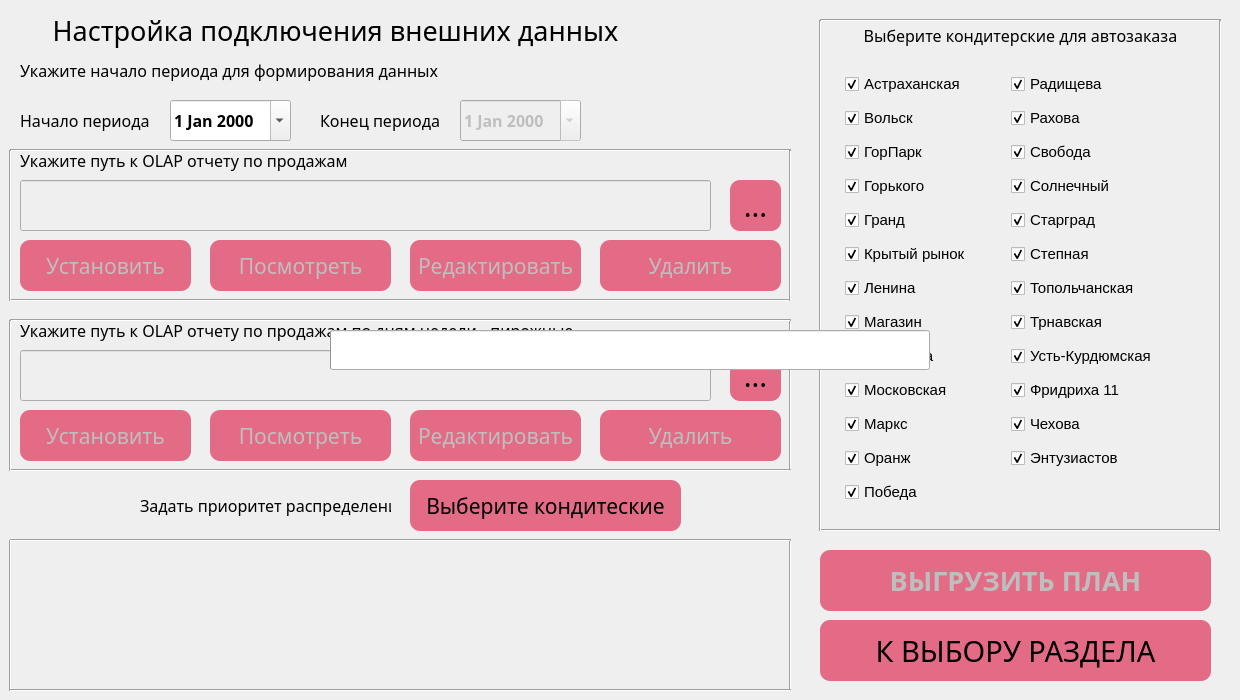
Above: ui/pie.ui from PavelZagumenkin/Malina_Orders_v1 before the change. Below: the same form after it.
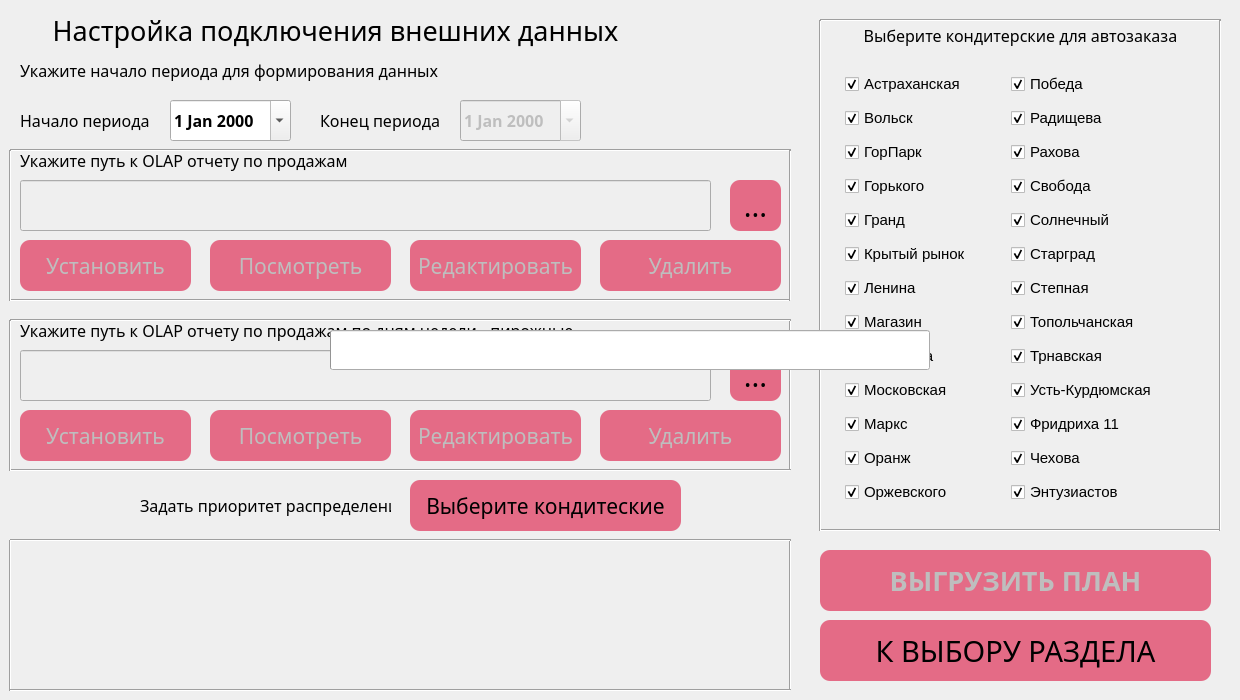
That is the form after the change. Icons and pictures are not drawn.

Commit message: Добавил Оржевского

Diff of the .ui file:
```diff
--- a/ui/pie.ui
+++ b/ui/pie.ui
@@ -838,111 +838,6 @@
      <property name="topMargin">
       <number>5</number>
      </property>
-     <item row="0" column="1">
-      <widget class="QCheckBox" name="cb_svoboda_2">
-       <property name="font">
-        <font>
-         <pointsize>11</pointsize>
-        </font>
-       </property>
-       <property name="text">
-        <string>Радищева</string>
-       </property>
-       <property name="checked">
-        <bool>true</bool>
-       </property>
-      </widget>
-     </item>
-     <item row="1" column="1">
-      <widget class="QCheckBox" name="cb_rahova">
-       <property name="font">
-        <font>
-         <pointsize>11</pointsize>
-        </font>
-       </property>
-       <property name="text">
-        <string>Рахова</string>
-       </property>
-       <property name="checked">
-        <bool>true</bool>
-       </property>
-      </widget>
-     </item>
-     <item row="2" column="1">
-      <widget class="QCheckBox" name="cb_svoboda">
-       <property name="font">
-        <font>
-         <pointsize>11</pointsize>
-        </font>
-       </property>
-       <property name="text">
-        <string>Свобода</string>
-       </property>
-       <property name="checked">
-        <bool>true</bool>
-       </property>
-      </widget>
-     </item>
-     <item row="3" column="1">
-      <widget class="QCheckBox" name="cb_solnechnii">
-       <property name="font">
-        <font>
-         <pointsize>11</pointsize>
-        </font>
-       </property>
-       <property name="text">
-        <string>Солнечный</string>
-       </property>
-       <property name="checked">
-        <bool>true</bool>
-       </property>
-      </widget>
-     </item>
-     <item row="4" column="1">
-      <widget class="QCheckBox" name="cb_stargrad">
-       <property name="font">
-        <font>
-         <pointsize>11</pointsize>
-        </font>
-       </property>
-       <property name="text">
-        <string>Старград</string>
-       </property>
-       <property name="checked">
-        <bool>true</bool>
-       </property>
-      </widget>
-     </item>
-     <item row="5" column="1">
-      <widget class="QCheckBox" name="cb_stepnaya">
-       <property name="font">
-        <font>
-         <pointsize>11</pointsize>
-        </font>
-       </property>
-       <property name="text">
-        <string>Степная</string>
-       </property>
-       <property name="checked">
-        <bool>true</bool>
-       </property>
-      </widget>
-     </item>
-     <item row="6" column="1">
-      <widget class="QCheckBox" name="cb_topol">
-       <property name="font">
-        <font>
-         <pointsize>11</pointsize>
-        </font>
-       </property>
-       <property name="text">
-        <string>Топольчанская</string>
-       </property>
-       <property name="checked">
-        <bool>true</bool>
-       </property>
-      </widget>
-     </item>
      <item row="7" column="0">
       <widget class="QCheckBox" name="cb_magazin">
        <property name="font">
@@ -958,36 +853,6 @@
        </property>
       </widget>
      </item>
-     <item row="7" column="1">
-      <widget class="QCheckBox" name="cb_trnavskaya">
-       <property name="font">
-        <font>
-         <pointsize>11</pointsize>
-        </font>
-       </property>
-       <property name="text">
-        <string>Трнавская</string>
-       </property>
-       <property name="checked">
-        <bool>true</bool>
-       </property>
-      </widget>
-     </item>
-     <item row="8" column="1">
-      <widget class="QCheckBox" name="cb_ust_kurdym">
-       <property name="font">
-        <font>
-         <pointsize>11</pointsize>
-        </font>
-       </property>
-       <property name="text">
-        <string>Усть-Курдюмская</string>
-       </property>
-       <property name="checked">
-        <bool>true</bool>
-       </property>
-      </widget>
-     </item>
      <item row="9" column="0">
       <widget class="QCheckBox" name="cb_moskovskaya">
        <property name="font">
@@ -1003,21 +868,6 @@
        </property>
       </widget>
      </item>
-     <item row="9" column="1">
-      <widget class="QCheckBox" name="cb_fridriha">
-       <property name="font">
-        <font>
-         <pointsize>11</pointsize>
-        </font>
-       </property>
-       <property name="text">
-        <string>Фридриха 11</string>
-       </property>
-       <property name="checked">
-        <bool>true</bool>
-       </property>
-      </widget>
-     </item>
      <item row="10" column="0">
       <widget class="QCheckBox" name="cb_marks">
        <property name="font">
@@ -1033,27 +883,6 @@
        </property>
       </widget>
      </item>
-     <item row="10" column="1">
-      <widget class="QCheckBox" name="cb_chehova">
-       <property name="enabled">
-        <bool>true</bool>
-       </property>
-       <property name="font">
-        <font>
-         <pointsize>11</pointsize>
-        </font>
-       </property>
-       <property name="text">
-        <string>Чехова</string>
-       </property>
-       <property name="checkable">
-        <bool>true</bool>
-       </property>
-       <property name="checked">
-        <bool>true</bool>
-       </property>
-      </widget>
-     </item>
      <item row="11" column="0">
       <widget class="QCheckBox" name="cb_orang">
        <property name="font">
@@ -1069,36 +898,6 @@
        </property>
       </widget>
      </item>
-     <item row="11" column="1">
-      <widget class="QCheckBox" name="cb_entuziastov">
-       <property name="font">
-        <font>
-         <pointsize>11</pointsize>
-        </font>
-       </property>
-       <property name="text">
-        <string>Энтузиастов</string>
-       </property>
-       <property name="checked">
-        <bool>true</bool>
-       </property>
-      </widget>
-     </item>
-     <item row="12" column="0">
-      <widget class="QCheckBox" name="cb_pobeda">
-       <property name="font">
-        <font>
-         <pointsize>11</pointsize>
-        </font>
-       </property>
-       <property name="text">
-        <string>Победа</string>
-       </property>
-       <property name="checked">
-        <bool>true</bool>
-       </property>
-      </widget>
-     </item>
      <item row="6" column="0">
       <widget class="QCheckBox" name="cb_lenina">
        <property name="font">
@@ -1222,6 +1021,222 @@
        </property>
       </widget>
      </item>
+     <item row="12" column="1">
+      <widget class="QCheckBox" name="cb_entuziastov">
+       <property name="font">
+        <font>
+         <pointsize>11</pointsize>
+        </font>
+       </property>
+       <property name="text">
+        <string>Энтузиастов</string>
+       </property>
+       <property name="checked">
+        <bool>true</bool>
+       </property>
+      </widget>
+     </item>
+     <item row="11" column="1">
+      <widget class="QCheckBox" name="cb_chehova">
+       <property name="enabled">
+        <bool>true</bool>
+       </property>
+       <property name="font">
+        <font>
+         <pointsize>11</pointsize>
+        </font>
+       </property>
+       <property name="text">
+        <string>Чехова</string>
+       </property>
+       <property name="checkable">
+        <bool>true</bool>
+       </property>
+       <property name="checked">
+        <bool>true</bool>
+       </property>
+      </widget>
+     </item>
+     <item row="10" column="1">
+      <widget class="QCheckBox" name="cb_fridriha">
+       <property name="font">
+        <font>
+         <pointsize>11</pointsize>
+        </font>
+       </property>
+       <property name="text">
+        <string>Фридриха 11</string>
+       </property>
+       <property name="checked">
+        <bool>true</bool>
+       </property>
+      </widget>
+     </item>
+     <item row="9" column="1">
+      <widget class="QCheckBox" name="cb_ust_kurdym">
+       <property name="font">
+        <font>
+         <pointsize>11</pointsize>
+        </font>
+       </property>
+       <property name="text">
+        <string>Усть-Курдюмская</string>
+       </property>
+       <property name="checked">
+        <bool>true</bool>
+       </property>
+      </widget>
+     </item>
+     <item row="8" column="1">
+      <widget class="QCheckBox" name="cb_trnavskaya">
+       <property name="font">
+        <font>
+         <pointsize>11</pointsize>
+        </font>
+       </property>
+       <property name="text">
+        <string>Трнавская</string>
+       </property>
+       <property name="checked">
+        <bool>true</bool>
+       </property>
+      </widget>
+     </item>
+     <item row="7" column="1">
+      <widget class="QCheckBox" name="cb_topol">
+       <property name="font">
+        <font>
+         <pointsize>11</pointsize>
+        </font>
+       </property>
+       <property name="text">
+        <string>Топольчанская</string>
+       </property>
+       <property name="checked">
+        <bool>true</bool>
+       </property>
+      </widget>
+     </item>
+     <item row="6" column="1">
+      <widget class="QCheckBox" name="cb_stepnaya">
+       <property name="font">
+        <font>
+         <pointsize>11</pointsize>
+        </font>
+       </property>
+       <property name="text">
+        <string>Степная</string>
+       </property>
+       <property name="checked">
+        <bool>true</bool>
+       </property>
+      </widget>
+     </item>
+     <item row="5" column="1">
+      <widget class="QCheckBox" name="cb_stargrad">
+       <property name="font">
+        <font>
+         <pointsize>11</pointsize>
+        </font>
+       </property>
+       <property name="text">
+        <string>Старград</string>
+       </property>
+       <property name="checked">
+        <bool>true</bool>
+       </property>
+      </widget>
+     </item>
+     <item row="4" column="1">
+      <widget class="QCheckBox" name="cb_solnechnii">
+       <property name="font">
+        <font>
+         <pointsize>11</pointsize>
+        </font>
+       </property>
+       <property name="text">
+        <string>Солнечный</string>
+       </property>
+       <property name="checked">
+        <bool>true</bool>
+       </property>
+      </widget>
+     </item>
+     <item row="3" column="1">
+      <widget class="QCheckBox" name="cb_svoboda">
+       <property name="font">
+        <font>
+         <pointsize>11</pointsize>
+        </font>
+       </property>
+       <property name="text">
+        <string>Свобода</string>
+       </property>
+       <property name="checked">
+        <bool>true</bool>
+       </property>
+      </widget>
+     </item>
+     <item row="2" column="1">
+      <widget class="QCheckBox" name="cb_rahova">
+       <property name="font">
+        <font>
+         <pointsize>11</pointsize>
+        </font>
+       </property>
+       <property name="text">
+        <string>Рахова</string>
+       </property>
+       <property name="checked">
+        <bool>true</bool>
+       </property>
+      </widget>
+     </item>
+     <item row="1" column="1">
+      <widget class="QCheckBox" name="cb_svoboda_2">
+       <property name="font">
+        <font>
+         <pointsize>11</pointsize>
+        </font>
+       </property>
+       <property name="text">
+        <string>Радищева</string>
+       </property>
+       <property name="checked">
+        <bool>true</bool>
+       </property>
+      </widget>
+     </item>
+     <item row="0" column="1">
+      <widget class="QCheckBox" name="cb_pobeda">
+       <property name="font">
+        <font>
+         <pointsize>11</pointsize>
+        </font>
+       </property>
+       <property name="text">
+        <string>Победа</string>
+       </property>
+       <property name="checked">
+        <bool>true</bool>
+       </property>
+      </widget>
+     </item>
+     <item row="12" column="0">
+      <widget class="QCheckBox" name="cb_orgevskogo">
+       <property name="font">
+        <font>
+         <pointsize>11</pointsize>
+        </font>
+       </property>
+       <property name="text">
+        <string>Оржевского</string>
+       </property>
+       <property name="checked">
+        <bool>true</bool>
+       </property>
+      </widget>
+     </item>
     </layout>
    </widget>
    <widget class="Line" name="line">
```
Left out of the diff: 15 changed lines with no effect on the pictures. The commit also changes 5 other files.
